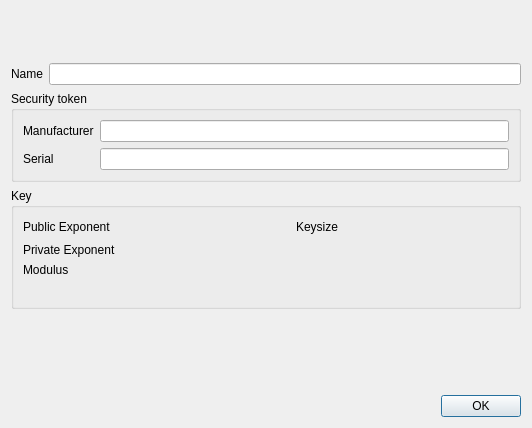
Qt form ui/KeyDetail.ui (chris2511/xca) before a commit.
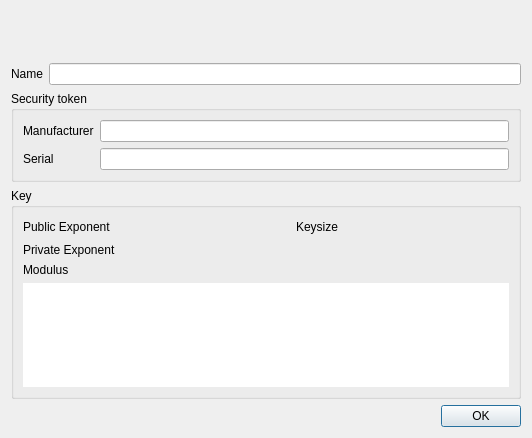
The same form after that commit. Custom widgets are drawn as their Qt base class.

```diff
--- a/ui/KeyDetail.ui
+++ b/ui/KeyDetail.ui
@@ -7,7 +7,7 @@
     <x>0</x>
     <y>0</y>
     <width>532</width>
-    <height>428</height>
+    <height>438</height>
    </rect>
   </property>
   <layout class="QVBoxLayout" name="verticalLayout_2">
@@ -235,31 +235,35 @@
        </widget>
       </item>
       <item>
-       <widget class="CopyLabel" name="keyModulus">
-        <property name="sizePolicy">
-         <sizepolicy hsizetype="Preferred" vsizetype="MinimumExpanding">
-          <horstretch>0</horstretch>
-          <verstretch>0</verstretch>
-         </sizepolicy>
+       <widget class="QTextBrowser" name="keyModulus">
+        <property name="font">
+         <font>
+          <family>Monospace</family>
+         </font>
+        </property>
+        <property name="frameShape">
+         <enum>QFrame::NoFrame</enum>
+        </property>
+        <property name="frameShadow">
+         <enum>QFrame::Sunken</enum>
+        </property>
+        <property name="horizontalScrollBarPolicy">
+         <enum>Qt::ScrollBarAlwaysOff</enum>
+        </property>
+        <property name="acceptRichText">
+         <bool>false</bool>
+        </property>
+        <property name="textInteractionFlags">
+         <set>Qt::TextSelectableByKeyboard|Qt::TextSelectableByMouse</set>
+        </property>
+        <property name="openLinks">
+         <bool>false</bool>
         </property>
        </widget>
       </item>
      </layout>
     </widget>
    </item>
-   <item>
-    <spacer name="verticalSpacer">
-     <property name="orientation">
-      <enum>Qt::Vertical</enum>
-     </property>
-     <property name="sizeHint" stdset="0">
-      <size>
-       <width>17</width>
-       <height>57</height>
-      </size>
-     </property>
-    </spacer>
-   </item>
    <item>
     <widget class="QDialogButtonBox" name="buttonBox">
      <property name="standardButtons">
```
